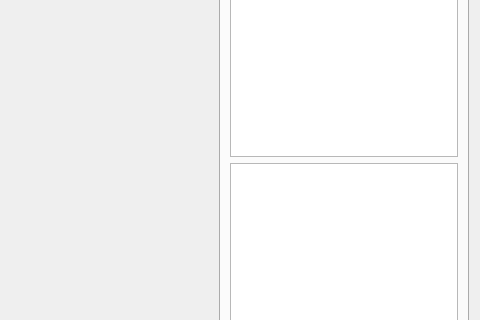
First picture: the form in ui/fabqtDialog.ui, repository GVallicrosa/FabQtV2, before the edit; both pictures show x 386 to 866 and y 279 to 599 of the 866 by 758 pixel window.
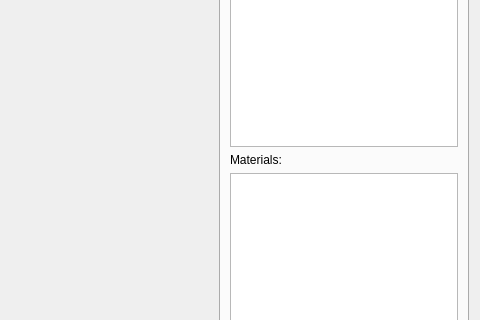
Second picture: the form after the edit. Icons and pictures are not drawn. Custom widgets are drawn as their Qt base class.

Commit message: material label added

Diff of the .ui file:
```diff
--- a/ui/fabqtDialog.ui
+++ b/ui/fabqtDialog.ui
@@ -1587,6 +1587,13 @@
            </column>
           </widget>
          </item>
+         <item>
+          <widget class="QLabel" name="materialLabel">
+           <property name="text">
+            <string>Materials:</string>
+           </property>
+          </widget>
+         </item>
          <item>
           <widget class="QListWidget" name="materialListWidget"/>
          </item>
```
The commit also changes 11 other files.
